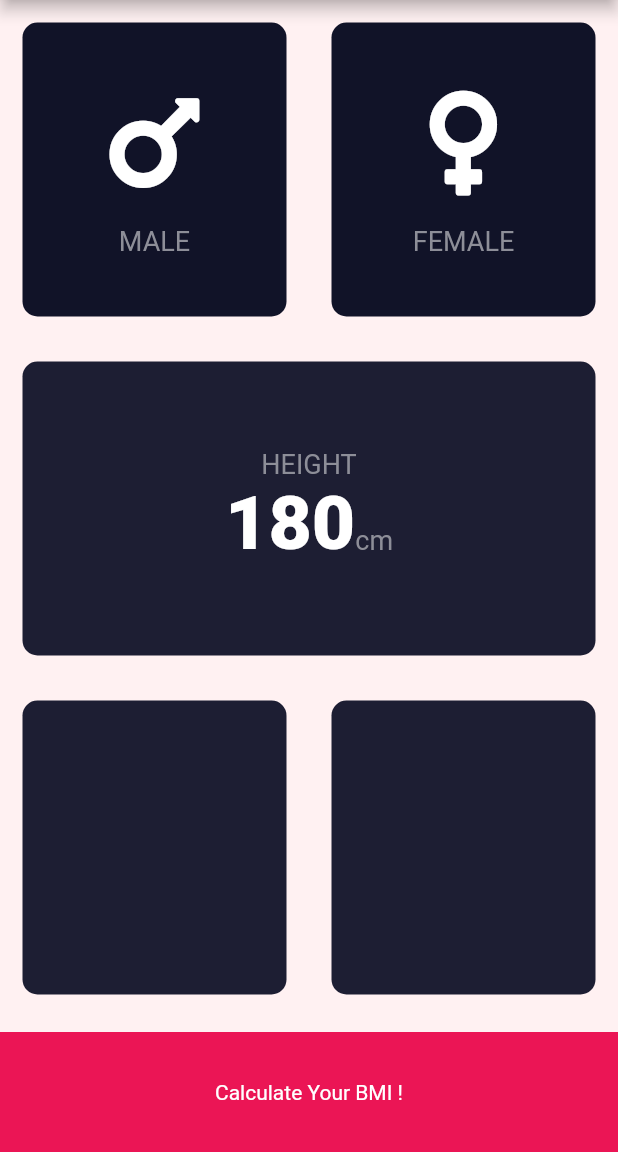
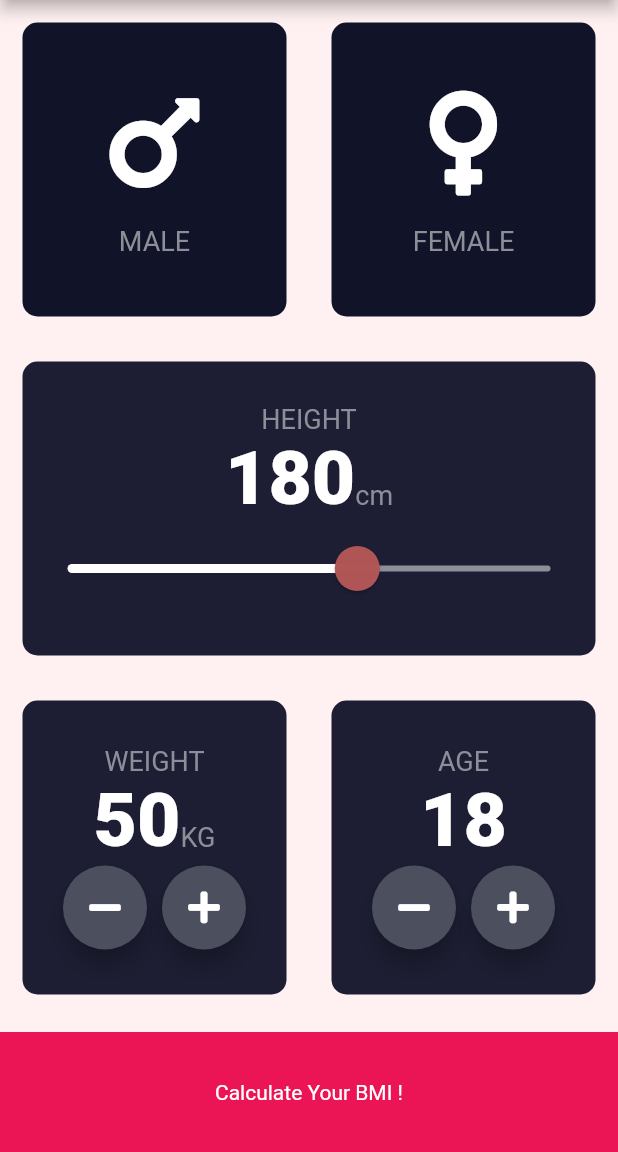
Before and after one commit to justdvnsh/BMI-Calculator, a Flutter app: the screen it shows after launch, on a phone screen of 412 x 824 dp, the part 84-1236 px from its top. Run offline on Flutter 3.47's test engine with Material 2 defaults, Android fonts, the phone set to English and light mode, and no system bars; our stand-ins replace font_awesome_flutter.

Commit message:
added the first apge

```diff
--- /dev/null
+++ b/lib/RoundIconButton.dart
@@ -0,0 +1,24 @@
+import 'package:flutter/material.dart';
+
+class RoundIconButton extends StatelessWidget {
+
+  final IconData iconData;
+  final Function onClick;
+
+  RoundIconButton({@required this.iconData, this.onClick});
+
+  @override
+  Widget build(BuildContext context) {
+    return RawMaterialButton(
+      child: Icon(iconData),
+      onPressed: onClick,
+      elevation: 6.0,
+      constraints: BoxConstraints.tightFor(
+        width: 56.0,
+        height: 56.0
+      ),
+      shape: CircleBorder(),
+      fillColor: Color(0XFF4C4F5E),
+    );
+  }
+}
--- a/lib/input_page.dart
+++ b/lib/input_page.dart
@@ -4,6 +4,7 @@ import 'ReusableCard.dart';
 import 'package:font_awesome_flutter/font_awesome_flutter.dart';
 import 'icon_content.dart';
 import 'constants.dart';
+import 'package:bmi_calculator/RoundIconButton.dart';
 
 // enum for gender
 enum Gender {
@@ -18,6 +19,9 @@ class InputPage extends StatefulWidget {
 class _InputPageState extends State<InputPage> {
 
   Gender selectedGender;
+  int height = 180;
+  int weight = 50;
+  int age = 18;
 
   @override
   Widget build(BuildContext context) {
@@ -80,7 +84,7 @@ class _InputPageState extends State<InputPage> {
                     textBaseline: TextBaseline.alphabetic,
                     children: <Widget>[
                       Text(
-                        "180",
+                        height.toString(),
                         style: numberTextStyle,
                       ),
                       Text(
@@ -88,6 +92,26 @@ class _InputPageState extends State<InputPage> {
                         style: labelTextStyle,
                       ),
                     ],
+                  ),
+                  SliderTheme(
+                    data: SliderTheme.of(context).copyWith(
+                      thumbColor: Color(0XFFEB15555),
+                      activeTrackColor: Colors.white,
+                      overlayColor: Color(0X29EB15555),
+                      thumbShape: RoundSliderThumbShape(enabledThumbRadius: 15.0),
+                      overlayShape: RoundSliderOverlayShape(overlayRadius: 30.0)
+                    ),
+                    child: Slider(
+                      value: height.toDouble(),
+                      inactiveColor: Color(0XFF8D8E98),
+                      min: 120.0,
+                      max: 220.0,
+                      onChanged: (double newValue) {
+                        this.setState(() {
+                          height = newValue.round();
+                        });
+                      },
+                    ),
                   ),
                 ],
               ),
@@ -99,11 +123,88 @@ class _InputPageState extends State<InputPage> {
                 Expanded(
                   child: ReusableCard(
                     colour: primaryColor,
+                    cardChild: Column(
+                      mainAxisAlignment: MainAxisAlignment.center,
+                      children: <Widget>[
+                        Text("WEIGHT", style: labelTextStyle,),
+                        Row(
+                          mainAxisAlignment: MainAxisAlignment.center,
+                          crossAxisAlignment: CrossAxisAlignment.baseline,
+                          textBaseline: TextBaseline.alphabetic,
+                          children: <Widget>[
+                            Text(weight.toString(), style: numberTextStyle,),
+                            Text("KG", style: labelTextStyle,)
+                          ],
+                        ),
+                        Row(
+                          mainAxisAlignment: MainAxisAlignment.center,
+                          children: <Widget>[
+                            RoundIconButton(
+                              iconData: FontAwesomeIcons.minus,
+                              onClick: () {
+                                this.setState(() {
+                                  weight = weight - 1;
+                                });
+                              },
+                            ),
+                            SizedBox(
+                              width: 10.0,
+                            ),
+                            RoundIconButton(
+                              iconData: FontAwesomeIcons.plus,
+                              onClick: () {
+                                this.setState(() {
+                                  weight = weight + 1;
+                                });
+                              },
+                            ),
+                          ],
+                        ),
+                      ],
+                    ),
                   ),
                 ),
                 Expanded(
                   child: ReusableCard(
                     colour: primaryColor,
+                    cardChild: Column(
+                      mainAxisAlignment: MainAxisAlignment.center,
+                      children: <Widget>[
+                        Text("AGE", style: labelTextStyle,),
+                        Row(
+                          mainAxisAlignment: MainAxisAlignment.center,
+                          crossAxisAlignment: CrossAxisAlignment.baseline,
+                          textBaseline: TextBaseline.alphabetic,
+                          children: <Widget>[
+                            Text(age.toString(), style: numberTextStyle,),
+                          ],
+                        ),
+                        Row(
+                          mainAxisAlignment: MainAxisAlignment.center,
+                          children: <Widget>[
+                            RoundIconButton(
+                              iconData: FontAwesomeIcons.minus,
+                              onClick: () {
+                                this.setState(() {
+                                  age = age - 1;
+                                });
+                              },
+                            ),
+                            SizedBox(
+                              width: 10.0,
+                            ),
+                            RoundIconButton(
+                              iconData: FontAwesomeIcons.plus,
+                              onClick: () {
+                                this.setState(() {
+                                  age = age + 1;
+                                });
+                              },
+                            ),
+                          ],
+                        ),
+                      ],
+                    ),
                   ),
                 ),
               ],
```
